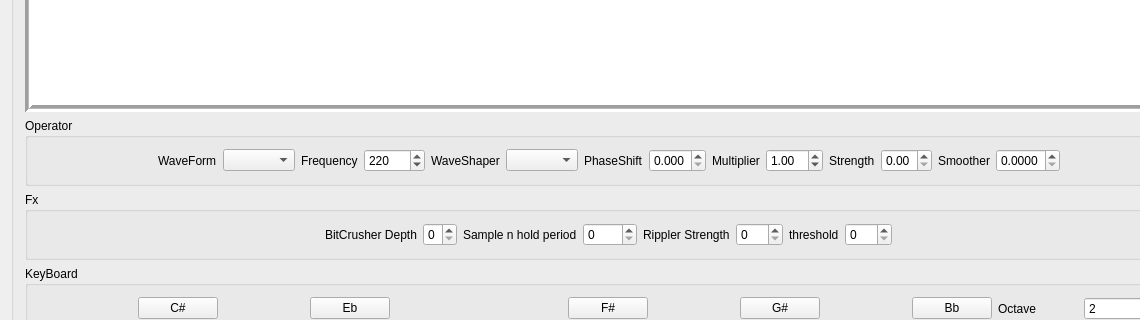
Above: Synth4/mainwindow.ui from djeemie2000/SynthPlayground before the change; both pictures show x 0 to 1140 and y 135 to 455 of the 1343 by 544 pixel window. Below: the same form after it.
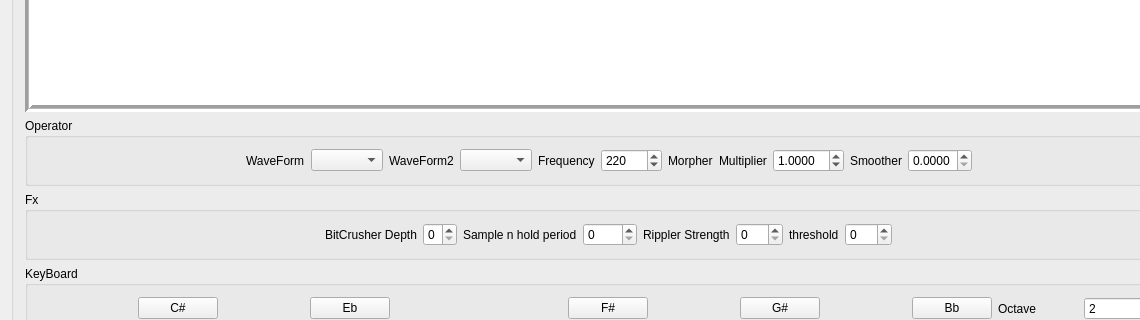
That is the form after the change.

Commit message: Synth4: lfo modulated wave morphing

Patch:
```diff
--- a/Synth4/mainwindow.ui
+++ b/Synth4/mainwindow.ui
@@ -96,6 +96,16 @@
           <item>
            <widget class="QComboBox" name="comboBox_WaveForm"/>
           </item>
+          <item>
+           <widget class="QLabel" name="label">
+            <property name="text">
+             <string>WaveForm2</string>
+            </property>
+           </widget>
+          </item>
+          <item>
+           <widget class="QComboBox" name="comboBox_WaveForm2"/>
+          </item>
           <item>
            <widget class="QLabel" name="label_9">
             <property name="text">
@@ -116,33 +126,10 @@
             </property>
            </widget>
           </item>
-          <item>
-           <widget class="QLabel" name="label">
-            <property name="text">
-             <string>WaveShaper</string>
-            </property>
-           </widget>
-          </item>
-          <item>
-           <widget class="QComboBox" name="comboBox_WaveShaper"/>
-          </item>
           <item>
            <widget class="QLabel" name="label_6">
             <property name="text">
-             <string>PhaseShift</string>
-            </property>
-           </widget>
-          </item>
-          <item>
-           <widget class="QDoubleSpinBox" name="doubleSpinBox_WaveShaperPhaseShift">
-            <property name="decimals">
-             <number>3</number>
-            </property>
-            <property name="maximum">
-             <double>1.000000000000000</double>
-            </property>
-            <property name="singleStep">
-             <double>0.001000000000000</double>
+             <string>Morpher</string>
             </property>
            </widget>
           </item>
@@ -154,7 +141,10 @@
            </widget>
           </item>
           <item>
-           <widget class="QDoubleSpinBox" name="doubleSpinBox_WaveShaperMultiplier">
+           <widget class="QDoubleSpinBox" name="doubleSpinBox_MorphFrequencyMultiplier">
+            <property name="decimals">
+             <number>4</number>
+            </property>
             <property name="singleStep">
              <double>0.010000000000000</double>
             </property>
@@ -163,23 +153,6 @@
             </property>
            </widget>
           </item>
-          <item>
-           <widget class="QLabel" name="label_2">
-            <property name="text">
-             <string>Strength</string>
-            </property>
-           </widget>
-          </item>
-          <item>
-           <widget class="QDoubleSpinBox" name="doubleSpinBox_WaveShaperStrength">
-            <property name="maximum">
-             <double>1.000000000000000</double>
-            </property>
-            <property name="singleStep">
-             <double>0.010000000000000</double>
-            </property>
-           </widget>
-          </item>
           <item>
            <widget class="QLabel" name="label_15">
             <property name="text">
```
Left out of the diff: 2 changed lines with no effect on the pictures. The commit also changes 8 other files.
